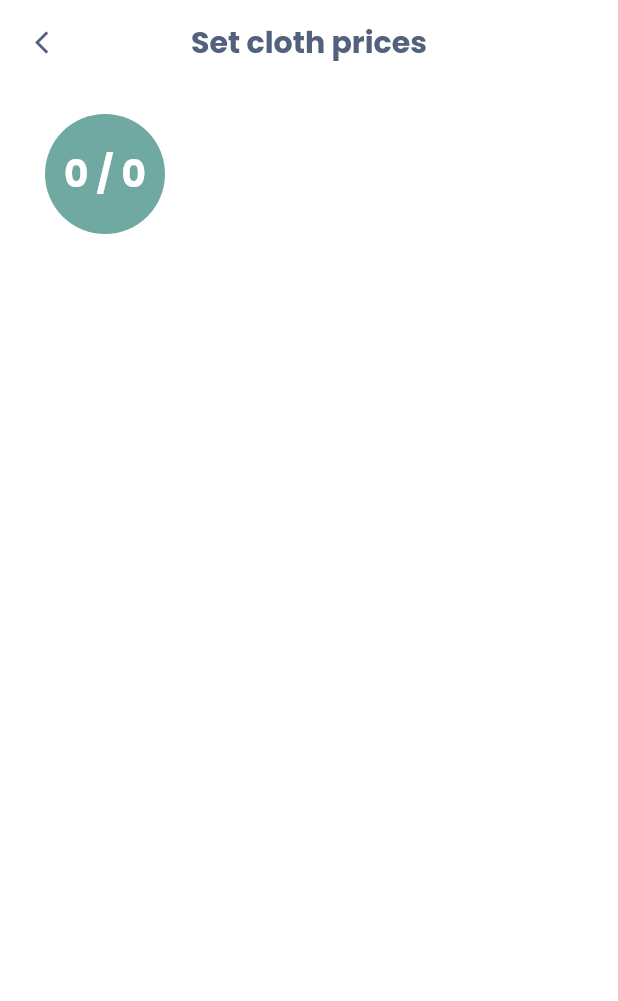
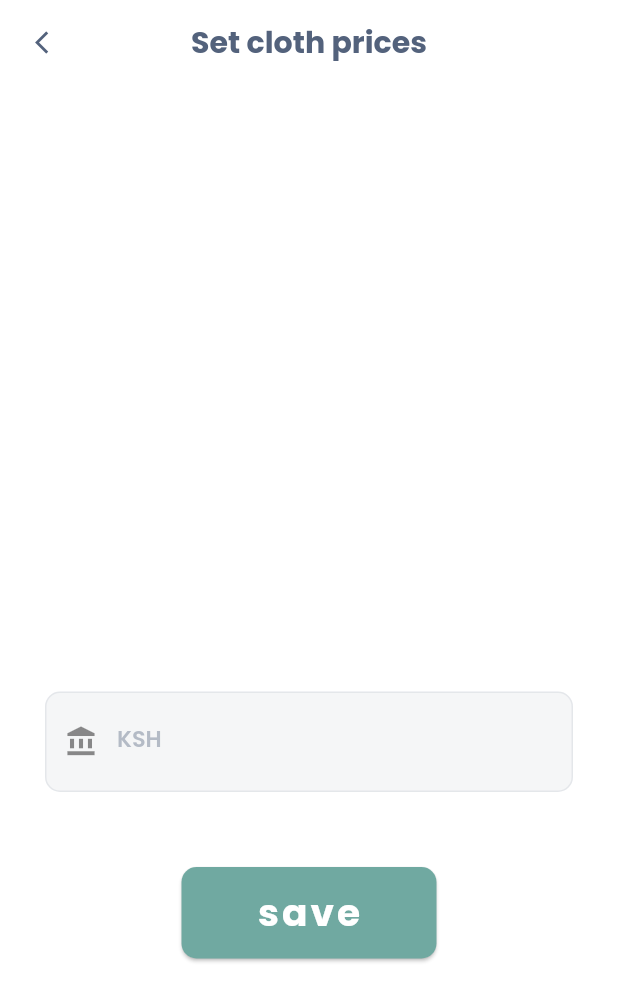
Before and after one commit to kiplangatbryan/msafi-mobi, a Flutter app: the SetPricingPage screen opened directly, on a phone screen of 412 x 824 dp. Shown: the top 1001 px of the screen. Run offline on Flutter 3.47's test engine with Material 2 defaults, Android fonts, the phone set to English and light mode, and no system bars; drawn by our look-alikes of smooth_page_indicator; our stand-ins replace dropdown_button2, google_fonts, google_maps_flutter, google_sign_in, lottie and 1 more; missing offline and left inert: dart:ffi, fab_circular_menu, fluid_bottom_nav_bar, moment_dart; accounts and stored records are empty.

Commit message:
minor rafactor

```diff
--- /dev/null
+++ b/lib/helpers/size_calculator.dart
@@ -0,0 +1,3 @@
+double standardizeSize({required double size, required double ctx}) {
+  return (ctx * size);
+}
--- a/lib/main.dart
+++ b/lib/main.dart
@@ -1,6 +1,7 @@
 import 'package:flutter/material.dart';
 import 'package:msafi_mobi/pages/Authentication/login/main.dart';
 import 'package:msafi_mobi/pages/Authentication/signup/login_options.dart';
+import 'package:msafi_mobi/pages/launderMarts/home/main.dart';
 import 'package:msafi_mobi/pages/onboarding/main.dart';
 import 'package:msafi_mobi/pages/splash/main.dart';
 import 'package:msafi_mobi/pages/launderMarts/onboarding/pages/selection.dart';
@@ -43,11 +44,12 @@ class _MyAppState extends State<MyApp> {
       title: "Msafi-Mobi",
       initialRoute: "/",
       routes: {
-        "/": (context) => const ProductSelection(),
+        "/": (context) => const MerchantHomePage(),
         "/user-onboarding": (context) => const OnboardingPage(),
         "/mart-onboarding": (context) => const BoardingRender(),
         "/login": (context) => const LoginPageOptions(),
         "/register": (context) => const SignUpPage(),
+        "/mart-home": (context) => const MerchantHomePage(),
       },
       // home: const SetPricingPage(),
     );
--- a/lib/pages/launderMarts/onboarding/pages/pricing.dart
+++ b/lib/pages/launderMarts/onboarding/pages/pricing.dart
@@ -1,5 +1,6 @@
 import 'package:flutter/material.dart';
 import 'package:google_fonts/google_fonts.dart';
+import 'package:msafi_mobi/pages/launderMarts/onboarding/pages/finish_line.dart';
 import 'package:msafi_mobi/providers/mart.provider.dart';
 import 'package:msafi_mobi/themes/main.dart';
 import 'package:provider/provider.dart';
@@ -16,12 +17,93 @@ class _SetPricingPagestate extends State<SetPricingPage> {
   final PageController _pageController = PageController(initialPage: 0);
   late int page;
 
+  double price = 0;
+  String id = "";
+  final _origBtnText = "save";
+  String _btnText = "save";
+  bool _btnPressed = false;
+
+// form field controller
+  final _formKey = GlobalKey<FormState>();
+
+  // text editing controller
+  final _formFieldController = TextEditingController();
+
+  List clothPrices = [];
+
   @override
   void initState() {
     super.initState();
     setState(() {
       page = _pageController.initialPage;
+      clothPrices = List.filled(context.read<MartConfig>().count, null);
     });
+  }
+
+  _setPrice() {
+    setState(() {
+      _btnText = "Saved";
+      _btnPressed = true;
+    });
+    final form = _formKey.currentState;
+
+    if (form!.validate()) {
+      form.save();
+
+      late String clothid;
+      if (id == "") {
+        clothid = context.read<MartConfig>().getClothes[0]['title'];
+        clothPrices[page] = {"id": clothid, "price": price};
+      } else {
+        clothPrices[page] = {"id": id, "price": price};
+      }
+    }
+  }
+
+  Widget finishButton() {
+    return ElevatedButton(
+      onPressed: () {
+        Navigator.of(context).push(
+          MaterialPageRoute(
+            builder: (context) => const FinishPage(),
+          ),
+        );
+      },
+      // ignore: prefer_const_constructors
+      style: ElevatedButton.styleFrom(
+        primary: kPrimaryColor,
+        enableFeedback: true,
+        padding: const EdgeInsets.symmetric(
+          vertical: 12,
+          horizontal: 50,
+        ),
+        elevation: 1,
+        shape: RoundedRectangleBorder(
+          borderRadius: BorderRadius.circular(10),
+        ),
+      ),
+      child: Text(
+        "Finish",
+        style: GoogleFonts.poppins(
+          fontSize: 25,
+          fontWeight: FontWeight.bold,
+          letterSpacing: 2,
+        ),
+      ),
+    );
+  }
+
+  _clearAndSetField() {
+    _formFieldController.clear();
+    // reset button text
+    setState(() {
+      _btnText = _origBtnText;
+      _btnPressed = false;
+    });
+
+    if (clothPrices[page] != null) {
+      _formFieldController.text = clothPrices[page]["price"].toString();
+    }
   }
 
   @override
@@ -49,17 +131,20 @@ class _SetPricingPagestate extends State<SetPricingPage> {
           ),
         ),
       ),
-      body: SafeArea(
-        child: SingleChildScrollView(
-          child: LimitedBox(
-            maxHeight: 800,
-            child: Stack(
+      body: SingleChildScrollView(
+        child: Column(
           children: [
-                PageView(
+            SizedBox(
+              height: (MediaQuery.of(context).size.height) / 2 - 70,
+              child: PageView(
                 controller: _pageController,
                 onPageChanged: (index) {
                   setState(() {
                     page = index;
+                    id = context.read<MartConfig>().getClothes[index]['title'];
+
+                    // cleat text field and set old values
+                    _clearAndSetField();
                   });
                 },
                 // ignore: prefer_const_literals_to_create_immutables
@@ -79,11 +164,8 @@ class _SetPricingPagestate extends State<SetPricingPage> {
                   },
                 ),
               ),
-                Positioned(
-                  top: 340,
-                  right: 0,
-                  left: 0,
-                  child: Center(
+            ),
+            Center(
               child: SmoothPageIndicator(
                 controller: _pageController,
                 effect: const ExpandingDotsEffect(
@@ -95,35 +177,59 @@ class _SetPricingPagestate extends State<SetPricingPage> {
                 count: context.read<MartConfig>().count,
               ),
             ),
+            Column(
+              children: [
+                const SizedBox(
+                  height: 50,
                 ),
-                Positioned(
-                    top: 20,
-                    left: 30,
-                    child: Container(
-                      height: 80,
-                      width: 80,
-                      decoration: BoxDecoration(
-                        color: splashColor,
-                        borderRadius: BorderRadius.circular(80),
-                        border: Border.all(
-                          color: Colors.transparent,
-                          width: 3,
+                Padding(
+                  padding: const EdgeInsets.symmetric(
+                    horizontal: 30,
+                  ),
+                  child: customInput(onSaved: (val) {
+                    setState(() {
+                      price = double.parse(val);
+                    });
+                  }),
+                ),
+                const SizedBox(
+                  height: 50,
+                ),
+                ElevatedButton(
+                  onPressed: () {
+                    _setPrice();
+                  },
+                  // ignore: prefer_const_constructors
+                  style: ElevatedButton.styleFrom(
+                    primary: splashColor,
+                    enableFeedback: true,
+                    padding: const EdgeInsets.symmetric(
+                      vertical: 12,
+                      horizontal: 50,
+                    ),
+                    elevation: 1,
+                    shape: RoundedRectangleBorder(
+                      borderRadius: BorderRadius.circular(10),
                     ),
                   ),
-                      child: Center(
                   child: Text(
-                          '$page / ${context.read<MartConfig>().count.toString()}',
+                    _btnText,
                     style: GoogleFonts.poppins(
                       fontSize: 25,
                       fontWeight: FontWeight.bold,
-                            color: kTextLight,
+                      letterSpacing: 2,
                     ),
                   ),
                 ),
-                    ))
+                const SizedBox(
+                  height: 30,
+                ),
+                page + 1 == context.read<MartConfig>().count && _btnPressed
+                    ? finishButton()
+                    : Container(),
               ],
             ),
-          ),
+          ],
         ),
       ),
     );
@@ -142,71 +248,46 @@ class _SetPricingPagestate extends State<SetPricingPage> {
         children: [
           Image(
             image: AssetImage(imgUrl),
-            height: 200,
+            height: 180,
           ),
           const SizedBox(
-            height: 30,
+            height: 20,
           ),
           Text(
             title,
             style: GoogleFonts.poppins(
-              fontSize: 30,
+              fontSize: 25,
               fontWeight: FontWeight.bold,
               color: kTextColor.withOpacity(.8),
             ),
           ),
-          const SizedBox(
-            height: 70,
-          ),
-          Padding(
-            padding: const EdgeInsets.all(8.0),
-            child: customInput(),
-          ),
-          const SizedBox(
-            height: 50,
-          ),
-          ElevatedButton(
-            onPressed: () {},
-            // ignore: prefer_const_constructors
-            style: ElevatedButton.styleFrom(
-              primary: splashColor,
-              enableFeedback: true,
-              padding: const EdgeInsets.symmetric(
-                vertical: 12,
-                horizontal: 50,
-              ),
-              elevation: 1,
-              shape: RoundedRectangleBorder(
-                borderRadius: BorderRadius.circular(10),
-              ),
-            ),
-            child: Text(
-              "Save",
-              style: GoogleFonts.poppins(
-                fontSize: 25,
-                fontWeight: FontWeight.bold,
-                letterSpacing: 2,
-              ),
-            ),
-          )
         ],
       ),
     );
   }
-}
 
-Widget customInput() {
-  return TextFormField(
+  Widget customInput({
+    required Function onSaved,
+  }) {
+    return Form(
+      key: _formKey,
+      child: TextFormField(
+        controller: _formFieldController,
         onChanged: (val) {},
-    onFieldSubmitted: (val) {},
+        onSaved: (val) => onSaved(val),
         cursorColor: kTextColor,
         cursorHeight: 20,
         keyboardType: TextInputType.number,
         style: GoogleFonts.poppins(
           color: kTextColor,
           fontWeight: FontWeight.w600,
-      fontSize: 14,
+          fontSize: 18,
         ),
+        validator: (val) {
+          if (val!.isEmpty) {
+            return "Price cannot be empty";
+          }
+        },
         decoration: InputDecoration(
           hintText: "E.g 100",
           hintStyle: GoogleFonts.poppins(
@@ -242,5 +323,7 @@ Widget customInput() {
             gapPadding: 10,
           ),
         ),
+      ),
     );
   }
+}
--- a/lib/pages/launderMarts/onboarding/pages/selection.dart
+++ b/lib/pages/launderMarts/onboarding/pages/selection.dart
@@ -75,7 +75,7 @@ class _ProductSelectionState extends State<ProductSelection> {
         ),
         body: SingleChildScrollView(
           child: Container(
-            padding: EdgeInsets.symmetric(
+            padding: const EdgeInsets.symmetric(
               horizontal: 20,
             ),
             child: Column(
--- a/pubspec.yaml
+++ b/pubspec.yaml
@@ -43,7 +43,10 @@ dependencies:
   fab_circular_menu: ^1.0.2
   http: ^0.13.4
   lottie: ^1.3.0
+  flutter_dropdown_alert: ^1.0.4
   google_maps_flutter: ^2.1.8
+  dropdown_button2: ^1.6.2
+  moment_dart: ^0.7.2
 
 dev_dependencies:
   flutter_test:
```
Also changed, not shown: lib/pages/launderMarts/onboarding/pages/basic.dart (+28 -12 lines), pubspec.lock. Lines whose indentation alone changed are shown as unchanged.
